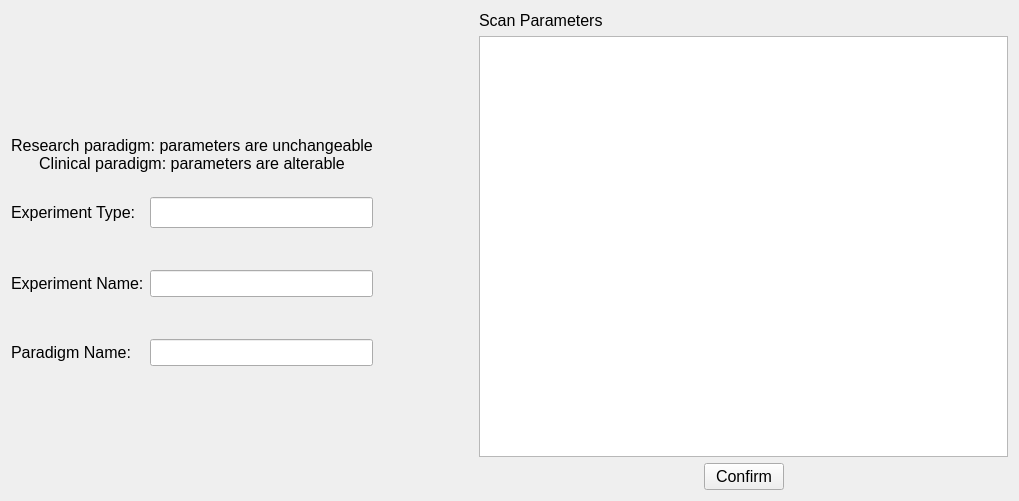
Old version of the form smartfMRI/experimentmanager.ui in the repository wuzhuobin/smartfMRI.
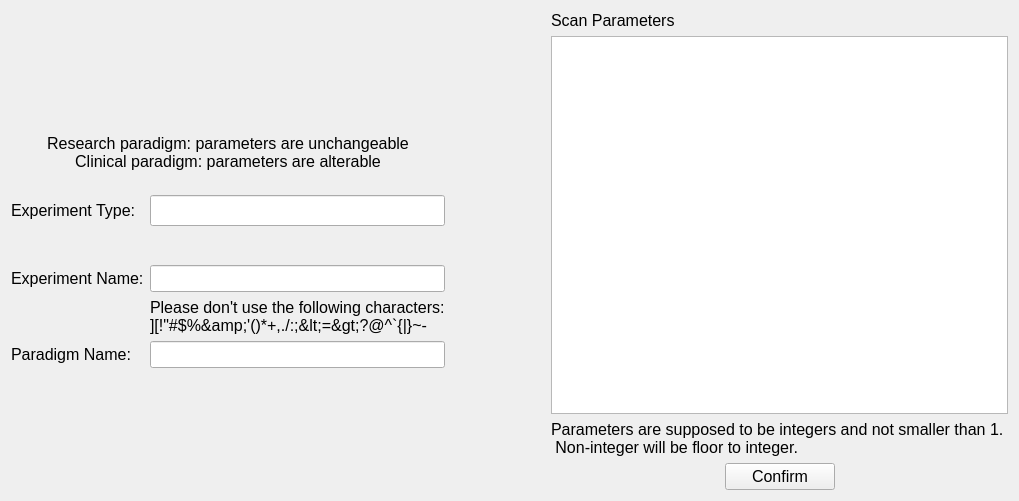
New version of the form. Icons and pictures are not drawn.

What changed in the file:
```diff
--- a/smartfMRI/experimentmanager.ui
+++ b/smartfMRI/experimentmanager.ui
@@ -156,6 +156,37 @@
          </property>
         </widget>
        </item>
+       <item row="5" column="1" colspan="2">
+        <widget class="QLabel" name="label_2">
+         <property name="font">
+          <font>
+           <pointsize>12</pointsize>
+          </font>
+         </property>
+         <property name="text">
+          <string>Please don't use the following characters:
+][!&quot;#$%&amp;'()*+,./:;&lt;=&gt;?@^`{|}~-</string>
+         </property>
+        </widget>
+       </item>
+       <item row="5" column="0">
+        <spacer name="verticalSpacer_2">
+         <property name="font">
+          <font>
+           <pointsize>12</pointsize>
+          </font>
+         </property>
+         <property name="orientation">
+          <enum>Qt::Vertical</enum>
+         </property>
+         <property name="sizeHint" stdset="0">
+          <size>
+           <width>20</width>
+           <height>40</height>
+          </size>
+         </property>
+        </spacer>
+       </item>
       </layout>
      </item>
      <item>
@@ -191,42 +222,6 @@
    </item>
    <item>
     <layout class="QGridLayout" name="gridLayout_4">
-     <item row="2" column="0">
-      <spacer name="horizontalSpacer_3">
-       <property name="font">
-        <font>
-         <pointsize>12</pointsize>
-        </font>
-       </property>
-       <property name="orientation">
-        <enum>Qt::Horizontal</enum>
-       </property>
-       <property name="sizeHint" stdset="0">
-        <size>
-         <width>40</width>
-         <height>20</height>
-        </size>
-       </property>
-      </spacer>
-     </item>
-     <item row="2" column="2">
-      <spacer name="horizontalSpacer_4">
-       <property name="font">
-        <font>
-         <pointsize>12</pointsize>
-        </font>
-       </property>
-       <property name="orientation">
-        <enum>Qt::Horizontal</enum>
-       </property>
-       <property name="sizeHint" stdset="0">
-        <size>
-         <width>40</width>
-         <height>20</height>
-        </size>
-       </property>
-      </spacer>
-     </item>
      <item row="0" column="0" colspan="3">
       <widget class="QLabel" name="label_6">
        <property name="sizePolicy">
@@ -245,8 +240,14 @@
        </property>
       </widget>
      </item>
-     <item row="2" column="1">
+     <item row="4" column="1">
       <widget class="QPushButton" name="confirmPushButton">
+       <property name="minimumSize">
+        <size>
+         <width>110</width>
+         <height>0</height>
+        </size>
+       </property>
        <property name="font">
         <font>
          <pointsize>12</pointsize>
@@ -257,7 +258,25 @@
        </property>
       </widget>
      </item>
-     <item row="1" column="0" colspan="3">
+     <item row="4" column="0">
+      <spacer name="horizontalSpacer_3">
+       <property name="font">
+        <font>
+         <pointsize>12</pointsize>
+        </font>
+       </property>
+       <property name="orientation">
+        <enum>Qt::Horizontal</enum>
+       </property>
+       <property name="sizeHint" stdset="0">
+        <size>
+         <width>40</width>
+         <height>20</height>
+        </size>
+       </property>
+      </spacer>
+     </item>
+     <item row="2" column="0" colspan="3">
       <widget class="QTableView" name="scanParametersTableView">
        <property name="sizePolicy">
         <sizepolicy hsizetype="Preferred" vsizetype="Preferred">
@@ -275,6 +294,43 @@
        </property>
       </widget>
      </item>
+     <item row="4" column="2">
+      <spacer name="horizontalSpacer_4">
+       <property name="font">
+        <font>
+         <pointsize>12</pointsize>
+        </font>
+       </property>
+       <property name="orientation">
+        <enum>Qt::Horizontal</enum>
+       </property>
+       <property name="sizeHint" stdset="0">
+        <size>
+         <width>40</width>
+         <height>20</height>
+        </size>
+       </property>
+      </spacer>
+     </item>
+     <item row="3" column="0" colspan="3">
+      <widget class="QLabel" name="label_3">
+       <property name="sizePolicy">
+        <sizepolicy hsizetype="Preferred" vsizetype="Maximum">
+         <horstretch>0</horstretch>
+         <verstretch>0</verstretch>
+        </sizepolicy>
+       </property>
+       <property name="font">
+        <font>
+         <pointsize>12</pointsize>
+        </font>
+       </property>
+       <property name="text">
+        <string>Parameters are supposed to be integers and not smaller than 1.
+ Non-integer will be floor to integer.</string>
+       </property>
+      </widget>
+     </item>
     </layout>
    </item>
   </layout>
```
Left out of the diff: 26 changed lines with no effect on the pictures.
